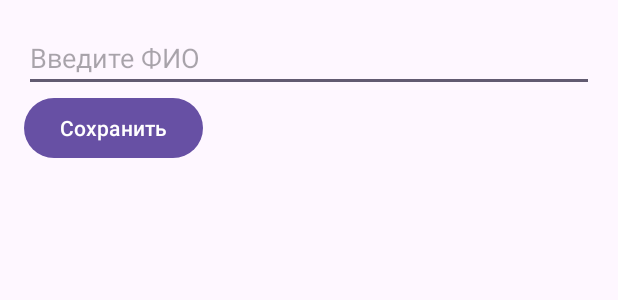
After one commit to dariaverina/GOSmobile, an Android app: the layout fragment_issue_car.xml on its own in the app's theme, with its tools: preview values and no code run, on a phone screen of 412 x 824 dp. The commit adds this screen. Shown: the top 300 px of the screen. Run offline under Robolectric (Android 15) with nearby library versions, the phone set to English and light mode, and no system bars.

Commit message:
фрагмент с фио

```diff
--- a/app/src/main/java/com/example/gos/MainActivity.java
+++ b/app/src/main/java/com/example/gos/MainActivity.java
@@ -34,7 +34,7 @@ public class MainActivity extends AppCompatActivity implements AddCarFragment.Ne
 
         recyclerView = findViewById(R.id.recyclerView);
         recyclerView.setLayoutManager(new LinearLayoutManager(this));
-        carAdapter = new CarAdapter(carList);
+        carAdapter = new CarAdapter(this, carList, getSupportFragmentManager());
         recyclerView.setAdapter(carAdapter);
 
         Button addButton = findViewById(R.id.add_button);
--- a/app/src/main/java/com/example/gos/Model/Car.java
+++ b/app/src/main/java/com/example/gos/Model/Car.java
@@ -38,4 +38,9 @@ public class Car {
     public String getNumber() {
         return number;
     }
+
+    public String getStatus() {
+        return state;
+    }
+
 }
--- a/app/src/main/java/com/example/gos/RecyclerView.java
+++ b/app/src/main/java/com/example/gos/RecyclerView.java
@@ -61,4 +61,5 @@ public class RecyclerView extends Fragment {
         // Inflate the layout for this fragment
         return inflater.inflate(R.layout.car_list_item, container, false);
     }
+
 }
--- /dev/null
+++ b/app/src/main/res/layout/fragment_issue_car.xml
@@ -0,0 +1,19 @@
+<LinearLayout xmlns:android="http://schemas.android.com/apk/res/android"
+    android:layout_width="match_parent"
+    android:layout_height="match_parent"
+    android:orientation="vertical"
+    android:padding="16dp">
+
+    <EditText
+        android:id="@+id/editTextFullName"
+        android:layout_width="match_parent"
+        android:layout_height="wrap_content"
+        android:hint="Введите ФИО" />
+
+    <Button
+        android:id="@+id/saveButton"
+        android:layout_width="wrap_content"
+        android:layout_height="wrap_content"
+        android:text="Сохранить" />
+
+</LinearLayout>
```
Also changed, not shown: app/src/main/java/com/example/gos/IssueCarFragment.java (added, +21 -0 lines), app/src/main/java/com/example/gos/adapters/CarAdapter.java (+43 -1 lines).
